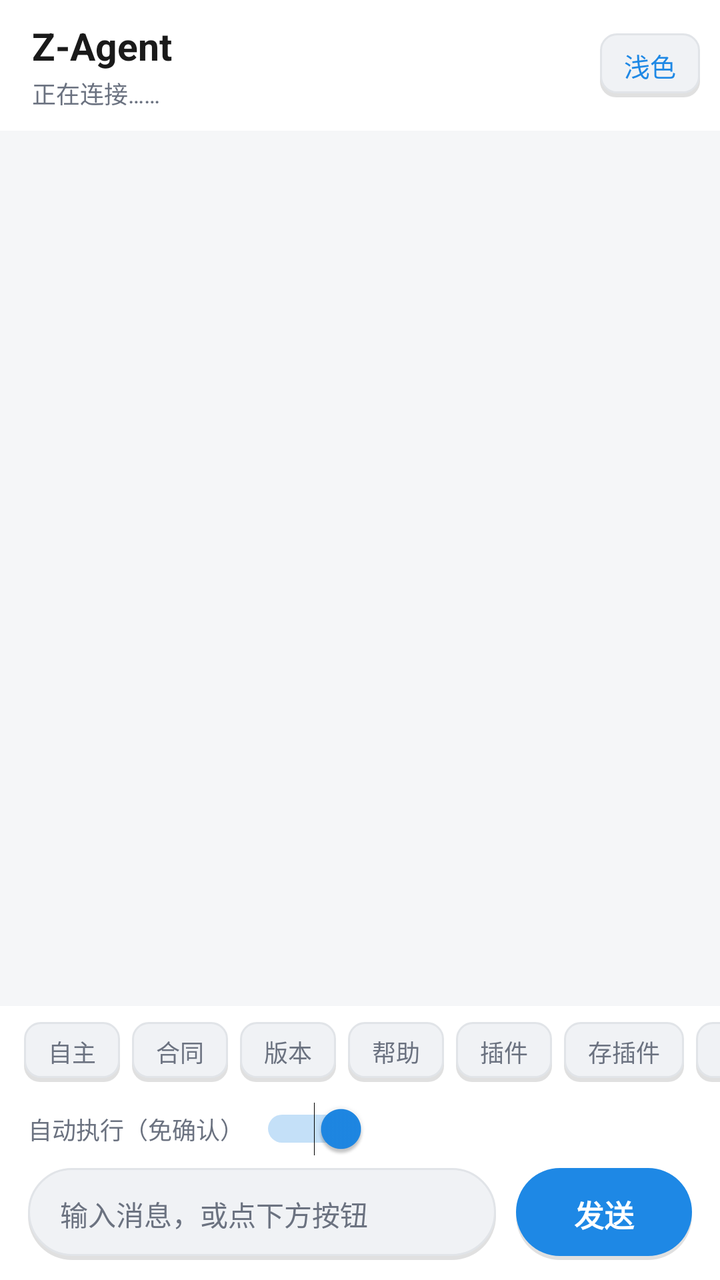
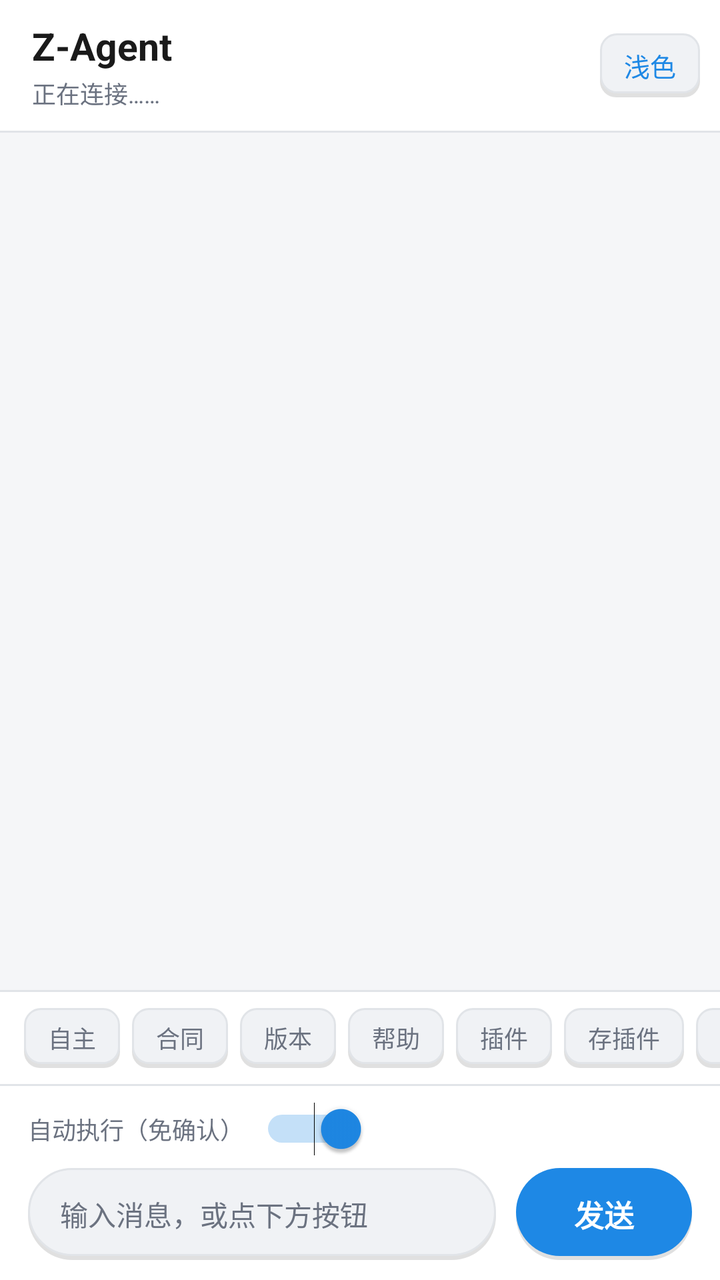

Compare the two renders of this Android layout. The source of the first and the diff that turns it into the second are given below.
<!-- AndroidManifest.xml: application theme AppTheme -->
<!-- res/layout/activity_main.xml -->
<?xml version="1.0" encoding="utf-8"?>
<LinearLayout xmlns:android="http://schemas.android.com/apk/res/android"
    android:id="@+id/rootView"
    android:layout_width="match_parent"
    android:layout_height="match_parent"
    android:background="@color/bg_root"
    android:orientation="vertical">

    
    <LinearLayout
        android:id="@+id/topBar"
        android:layout_width="match_parent"
        android:layout_height="wrap_content"
        android:background="@color/bg_surface"
        android:gravity="center_vertical"
        android:orientation="horizontal"
        android:paddingStart="16dp"
        android:paddingTop="10dp"
        android:paddingEnd="10dp"
        android:paddingBottom="10dp">

        <LinearLayout
            android:layout_width="0dp"
            android:layout_height="wrap_content"
            android:layout_weight="1"
            android:orientation="vertical">

            <TextView
                android:layout_width="wrap_content"
                android:layout_height="wrap_content"
                android:text="Z-Agent"
                android:textColor="@color/text_primary"
                android:textSize="19sp"
                android:textStyle="bold" />

            <TextView
                android:id="@+id/statusText"
                android:layout_width="match_parent"
                android:layout_height="wrap_content"
                android:layout_marginTop="2dp"
                android:ellipsize="end"
                android:maxLines="1"
                android:text="正在连接……"
                android:textColor="@color/text_secondary"
                android:textSize="12sp" />
        </LinearLayout>

        <TextView
            android:id="@+id/themeButton"
            android:layout_width="wrap_content"
            android:layout_height="32dp"
            android:background="@drawable/bg_quick"
            android:clickable="true"
            android:focusable="true"
            android:gravity="center"
            android:paddingStart="12dp"
            android:paddingEnd="12dp"
            android:text="浅色"
            android:textColor="@color/accent"
            android:textSize="13sp" />
    </LinearLayout>

    
    <ScrollView
        android:id="@+id/outputScroll"
        android:layout_width="match_parent"
        android:layout_height="0dp"
        android:layout_weight="1"
        android:fillViewport="true"
        android:overScrollMode="never"
        android:scrollbars="vertical">

        <LinearLayout
            android:id="@+id/chatContainer"
            android:layout_width="match_parent"
            android:layout_height="wrap_content"
            android:orientation="vertical"
            android:paddingStart="8dp"
            android:paddingTop="12dp"
            android:paddingEnd="8dp"
            android:paddingBottom="12dp" />
    </ScrollView>

    
    <HorizontalScrollView
        android:layout_width="match_parent"
        android:layout_height="wrap_content"
        android:background="@color/bg_surface"
        android:overScrollMode="never"
        android:scrollbars="none">

        <LinearLayout
            android:layout_width="wrap_content"
            android:layout_height="wrap_content"
            android:orientation="horizontal"
            android:paddingStart="12dp"
            android:paddingTop="8dp"
            android:paddingEnd="12dp"
            android:paddingBottom="4dp">

            <TextView android:id="@+id/btnIdle" android:layout_width="wrap_content" android:layout_height="30dp" android:background="@drawable/bg_quick" android:gravity="center" android:paddingStart="12dp" android:paddingEnd="12dp" android:text="自主" android:textColor="@color/text_secondary" android:textSize="12sp" />
            <TextView android:id="@+id/btnContract" android:layout_width="wrap_content" android:layout_height="30dp" android:layout_marginStart="6dp" android:background="@drawable/bg_quick" android:gravity="center" android:paddingStart="12dp" android:paddingEnd="12dp" android:text="合同" android:textColor="@color/text_secondary" android:textSize="12sp" />
            <TextView android:id="@+id/btnVersions" android:layout_width="wrap_content" android:layout_height="30dp" android:layout_marginStart="6dp" android:background="@drawable/bg_quick" android:gravity="center" android:paddingStart="12dp" android:paddingEnd="12dp" android:text="版本" android:textColor="@color/text_secondary" android:textSize="12sp" />
            <TextView android:id="@+id/btnHelp" android:layout_width="wrap_content" android:layout_height="30dp" android:layout_marginStart="6dp" android:background="@drawable/bg_quick" android:gravity="center" android:paddingStart="12dp" android:paddingEnd="12dp" android:text="帮助" android:textColor="@color/text_secondary" android:textSize="12sp" />
            <TextView android:id="@+id/btnPlugins" android:layout_width="wrap_content" android:layout_height="30dp" android:layout_marginStart="6dp" android:background="@drawable/bg_quick" android:gravity="center" android:paddingStart="12dp" android:paddingEnd="12dp" android:text="插件" android:textColor="@color/text_secondary" android:textSize="12sp" />
            <TextView android:id="@+id/btnSavePlugin" android:layout_width="wrap_content" android:layout_height="30dp" android:layout_marginStart="6dp" android:background="@drawable/bg_quick" android:gravity="center" android:paddingStart="12dp" android:paddingEnd="12dp" android:text="存插件" android:textColor="@color/text_secondary" android:textSize="12sp" />
            <TextView android:id="@+id/btnClear" android:layout_width="wrap_content" android:layout_height="30dp" android:layout_marginStart="6dp" android:background="@drawable/bg_quick" android:gravity="center" android:paddingStart="12dp" android:paddingEnd="12dp" android:text="清屏" android:textColor="@color/text_secondary" android:textSize="12sp" />
            <TextView android:id="@+id/settingsButton" android:layout_width="wrap_content" android:layout_height="30dp" android:layout_marginStart="6dp" android:background="@drawable/bg_quick" android:gravity="center" android:paddingStart="12dp" android:paddingEnd="12dp" android:text="设置" android:textColor="@color/accent" android:textSize="12sp" />
        </LinearLayout>
    </HorizontalScrollView>

    
    <LinearLayout
        android:id="@+id/inputBar"
        android:layout_width="match_parent"
        android:layout_height="wrap_content"
        android:background="@color/bg_surface"
        android:orientation="vertical"
        android:paddingStart="14dp"
        android:paddingTop="6dp"
        android:paddingEnd="14dp"
        android:paddingBottom="10dp">

        <LinearLayout
            android:layout_width="match_parent"
            android:layout_height="wrap_content"
            android:gravity="center_vertical"
            android:orientation="horizontal"
            android:paddingBottom="6dp">

            <TextView
                android:layout_width="wrap_content"
                android:layout_height="wrap_content"
                android:text="自动执行（免确认）"
                android:textColor="@color/text_secondary"
                android:textSize="12sp" />

            <android.widget.Switch
                android:id="@+id/autoSwitch"
                android:layout_width="wrap_content"
                android:layout_height="wrap_content"
                android:layout_marginStart="8dp"
                android:checked="true"
                android:minHeight="0dp" />
        </LinearLayout>

        <LinearLayout
            android:layout_width="match_parent"
            android:layout_height="wrap_content"
            android:gravity="center_vertical"
            android:orientation="horizontal">

            <EditText
                android:id="@+id/inputEdit"
                android:layout_width="0dp"
                android:layout_height="46dp"
                android:layout_weight="1"
                android:background="@drawable/bg_input"
                android:hint="输入消息，或点下方按钮"
                android:imeOptions="actionSend"
                android:inputType="textMultiLine|text"
                android:maxLines="4"
                android:paddingStart="16dp"
                android:paddingEnd="16dp"
                android:textColor="@color/text_primary"
                android:textColorHint="@color/text_secondary"
                android:textSize="14sp" />

            <Button
                android:id="@+id/sendButton"
                android:layout_width="wrap_content"
                android:layout_height="46dp"
                android:layout_marginStart="10dp"
                android:background="@drawable/bg_send"
                android:paddingStart="22dp"
                android:paddingEnd="22dp"
                android:stateListAnimator="@null"
                android:text="发送"
                android:textAllCaps="false"
                android:textColor="@color/text_on_accent"
                android:textSize="15sp"
                android:textStyle="bold" />
        </LinearLayout>
    </LinearLayout>
</LinearLayout>
<!-- resources referenced by this layout -->
<resources>
  <color name="accent">#FF1E88E5</color>
  <color name="bg_root">#FFF5F6F8</color>
  <color name="bg_surface">#FFFFFFFF</color>
  <color name="text_on_accent">#FFFFFFFF</color>
  <color name="text_primary">#FF1A1A1A</color>
  <color name="text_secondary">#FF6B7280</color>
  <!-- drawable bg_input (drawable) -->
  <?xml version="1.0" encoding="utf-8"?>
  <layer-list xmlns:android="http://schemas.android.com/apk/res/android">
      
      <item android:top="2dp">
          <shape android:shape="rectangle">
              <solid android:color="@color/btn_shadow" />
              <corners android:radius="23dp" />
          </shape>
      </item>
      
      <item android:bottom="2dp">
          <shape android:shape="rectangle">
              <solid android:color="@color/bg_input" />
              <stroke android:width="1dp" android:color="@color/divider" />
              <corners android:radius="23dp" />
          </shape>
      </item>
  </layer-list>
  <!-- drawable bg_quick (drawable) -->
  <?xml version="1.0" encoding="utf-8"?>
  <layer-list xmlns:android="http://schemas.android.com/apk/res/android">
      
      <item android:top="2dp">
          <shape android:shape="rectangle">
              <solid android:color="@color/btn_shadow" />
              <corners android:radius="8dp" />
          </shape>
      </item>
      
      <item android:bottom="2dp">
          <shape android:shape="rectangle">
              <solid android:color="@color/bg_input" />
              <stroke android:width="1dp" android:color="@color/chip_stroke" />
              <corners android:radius="8dp" />
          </shape>
      </item>
  </layer-list>
  <!-- drawable bg_send (drawable) -->
  <?xml version="1.0" encoding="utf-8"?>
  <selector xmlns:android="http://schemas.android.com/apk/res/android"> <item android:state_pressed="true"> <layer-list> <item android:top="2dp"> <shape android:shape="rectangle"> <solid android:color="@color/btn_shadow" /> <corners android:radius="23dp" /> </shape> </item> <item android:bottom="2dp"> <shape android:shape="rectangle"> <solid android:color="@color/send_pressed" /> <corners android:radius="23dp" /> </shape> </item> </layer-list> </item> <item android:state_enabled="false"> <layer-list> <item android:top="2dp"> <shape android:shape="rectangle"> <solid android:color="@color/btn_shadow" /> <corners android:radius="23dp" /> </shape> </item> <item android:bottom="2dp"> <shape android:shape="rectangle"> <solid android:color="@color/chip_stroke" /> <corners android:radius="23dp" /> </shape> </item> </layer-list> </item> <item> <layer-list> <item android:top="2dp"> <shape android:shape="rectangle"> <solid android:color="@color/btn_shadow" /> <corners android:radius="23dp" /> </shape> </item> <item android:bottom="2dp"> <shape android:shape="rectangle"> <solid android:color="@color/accent" /> <corners android:radius="23dp" /> </shape> </item> </layer-list> </item> </selector>
  <style name="AppTheme" parent="Theme.AppCompat.DayNight.NoActionBar"> <item name="android:windowBackground">@color/bg_root</item> <item name="colorPrimary">@color/accent</item> <item name="colorPrimaryDark">@color/status_bar</item> <item name="colorAccent">@color/accent</item> <item name="android:statusBarColor">@color/status_bar</item> <item name="android:navigationBarColor">@color/status_bar</item> <item name="android:windowLightStatusBar">@bool/light_status_bar</item> </style>
  <color name="btn_shadow">#1F000000</color>
  <color name="bg_input">#FFF0F2F5</color>
  <color name="divider">#FFE1E4E8</color>
  <color name="chip_stroke">#FFE1E4E8</color>
  <color name="send_pressed">#FF1565C0</color>
  <color name="status_bar">#FFF5F6F8</color>
</resources>

<!-- the commit's change to res/layout/activity_main.xml (unified diff, before → after) -->
@@ -61,11 +61,18 @@
     </LinearLayout>
 
     
+    <View
+        android:layout_width="match_parent"
+        android:layout_height="1dp"
+        android:background="@color/divider" />
+
+    
     <ScrollView
         android:id="@+id/outputScroll"
         android:layout_width="match_parent"
         android:layout_height="0dp"
         android:layout_weight="1"
+        android:background="@color/bg_root"
         android:fillViewport="true"
         android:overScrollMode="never"
         android:scrollbars="vertical">
@@ -82,6 +89,12 @@
     </ScrollView>
 
     
+    <View
+        android:layout_width="match_parent"
+        android:layout_height="1dp"
+        android:background="@color/divider" />
+
+    
     <HorizontalScrollView
         android:layout_width="match_parent"
         android:layout_height="wrap_content"
@@ -96,7 +109,7 @@
             android:paddingStart="12dp"
             android:paddingTop="8dp"
             android:paddingEnd="12dp"
-            android:paddingBottom="4dp">
+            android:paddingBottom="8dp">
 
             <TextView android:id="@+id/btnIdle" android:layout_width="wrap_content" android:layout_height="30dp" android:background="@drawable/bg_quick" android:gravity="center" android:paddingStart="12dp" android:paddingEnd="12dp" android:text="自主" android:textColor="@color/text_secondary" android:textSize="12sp" />
             <TextView android:id="@+id/btnContract" android:layout_width="wrap_content" android:layout_height="30dp" android:layout_marginStart="6dp" android:background="@drawable/bg_quick" android:gravity="center" android:paddingStart="12dp" android:paddingEnd="12dp" android:text="合同" android:textColor="@color/text_secondary" android:textSize="12sp" />
@@ -110,6 +123,12 @@
     </HorizontalScrollView>
 
     
+    <View
+        android:layout_width="match_parent"
+        android:layout_height="1dp"
+        android:background="@color/divider" />
+
+    
     <LinearLayout
         android:id="@+id/inputBar"
         android:layout_width="match_parent"
@@ -117,7 +136,7 @@
         android:background="@color/bg_surface"
         android:orientation="vertical"
         android:paddingStart="14dp"
-        android:paddingTop="6dp"
+        android:paddingTop="8dp"
         android:paddingEnd="14dp"
         android:paddingBottom="10dp">
 
